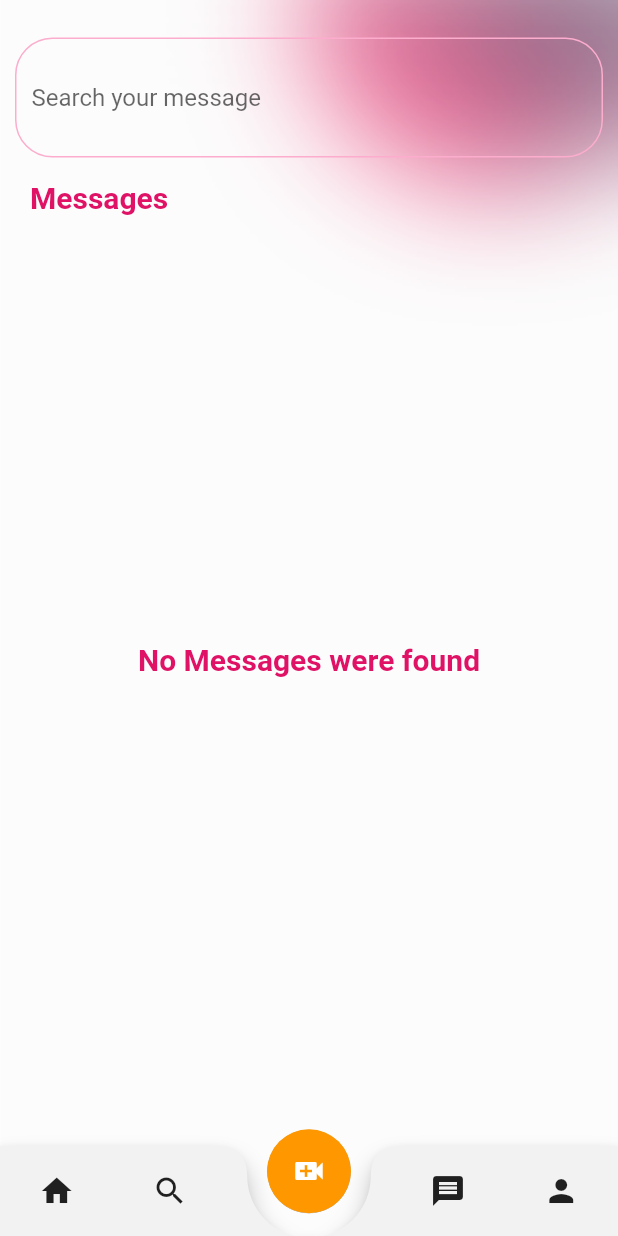
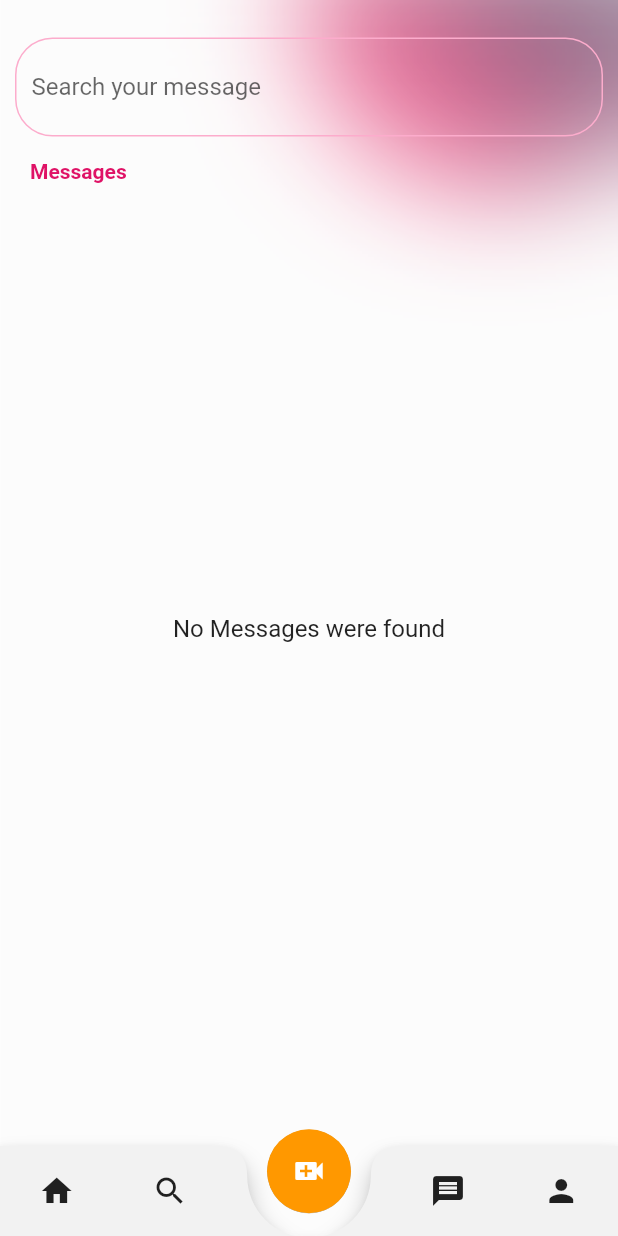
Before and after one commit to bgwissam/v4-Rill-App-Live-FB, a Flutter app: the screen it shows once a user with an empty profile is signed in, item 3 of the bottom bar chosen, on a phone screen of 412 x 824 dp. Run offline on Flutter 3.47's test engine with Material 2 defaults, Android fonts, the phone set to English and light mode, and no system bars; our stand-ins replace better_player, cached_network_image, camera, chewie, cloud_firestore, device_info and 9 more; missing offline and left inert: agora_rtc_engine, agora_rtm, video_compress, video_thumbnail; accounts and stored records are empty; Roboto replaces fonts that are missing (Montserrat-SB, OpenSans, Poppins).

Commit message:
fonts updated

```diff
--- a/lib/screens/main_screen.dart
+++ b/lib/screens/main_screen.dart
@@ -141,22 +141,27 @@ class _MainScreenState extends State<MainScreen>
                     color: Color(0xffdf1266),
                   ),
                   accountName: Text(
-                      '${userProvider.firstName} ${userProvider.lastName}'),
-                  accountEmail: Text('${userProvider.emailAddress}'),
+                      '${userProvider.firstName} ${userProvider.lastName}',
+                      style: textStyle_12),
+                  accountEmail:
+                      Text('${userProvider.emailAddress}', style: textStyle_12),
                 ),
                 ListTile(
-                  title: Text('Analytics', style: textStyle_1),
+                  title: Text('Analytics',
+                      style: Theme.of(context).textTheme.headline6),
                   onTap: () async {},
                   trailing:
                       const Icon(Icons.analytics, color: Color(0xffdf1266)),
                 ),
                 ListTile(
-                  title: Text('Privacy', style: textStyle_1),
+                  title: Text('Privacy',
+                      style: Theme.of(context).textTheme.headline6),
                   onTap: () async {},
                   trailing: Icon(Icons.privacy_tip, color: Color(0xffdf1266)),
                 ),
                 ListTile(
-                  title: Text('Settings', style: textStyle_1),
+                  title: Text('Settings',
+                      style: Theme.of(context).textTheme.headline6),
                   trailing: Icon(Icons.security, color: Color(0xffdf1266)),
                   onTap: () async {
                     await Navigator.push(
@@ -170,7 +175,8 @@ class _MainScreenState extends State<MainScreen>
                   },
                 ),
                 ListTile(
-                  title: Text('Security', style: textStyle_1),
+                  title: Text('Security',
+                      style: Theme.of(context).textTheme.headline6),
                   trailing: Icon(Icons.security, color: Color(0xffdf1266)),
                   onTap: () async {
                     await Navigator.push(
@@ -184,18 +190,21 @@ class _MainScreenState extends State<MainScreen>
                   },
                 ),
                 ListTile(
-                  title: Text('Payment', style: textStyle_1),
+                  title: Text('Payment',
+                      style: Theme.of(context).textTheme.headline6),
                   onTap: () async {},
                   trailing: Icon(Icons.payment, color: Color(0xffdf1266)),
                 ),
                 ListTile(
-                  title: Text('Ads', style: textStyle_1),
+                  title:
+                      Text('Ads', style: Theme.of(context).textTheme.headline6),
                   onTap: () async {},
                   trailing: Icon(Icons.ad_units, color: Color(0xffdf1266)),
                 ),
                 Divider(),
                 ListTile(
-                  title: Text('Sign Out', style: textStyle_1),
+                  title: Text('Sign Out',
+                      style: Theme.of(context).textTheme.headline6),
                   trailing: Icon(Icons.logout, color: Color(0xffdf1266)),
                   onTap: () async {
                     await as.signOut();
@@ -287,8 +296,8 @@ class _MainScreenState extends State<MainScreen>
             mainAxisAlignment: MainAxisAlignment.start,
             crossAxisAlignment: CrossAxisAlignment.start,
             children: [
-              Text('Latest', style: textStyle_1),
-              Text('Live Stream', style: textStyle_1)
+              Text('Latest', style: Theme.of(context).textTheme.headline6),
+              Text('Live Stream', style: Theme.of(context).textTheme.headline6)
             ],
           ),
         ),
@@ -385,7 +394,7 @@ class _MainScreenState extends State<MainScreen>
                                             padding: EdgeInsets.symmetric(
                                                 horizontal: 15, vertical: 5),
                                             child: Text('Live...',
-                                                style: textStyle_1),
+                                                style: textStyle_12),
                                           ),
                                         ),
                                       ),
@@ -408,7 +417,7 @@ class _MainScreenState extends State<MainScreen>
                         });
                   })
               : Center(
-                  child: Text('No Streams available'),
+                  child: Text('No Streams available', style: textStyle_12),
                 ),
         ),
         //end of live streaming section view
@@ -419,6 +428,8 @@ class _MainScreenState extends State<MainScreen>
             controller: _tabController,
             labelColor: color_4,
             unselectedLabelColor: color_12,
+            unselectedLabelStyle: Theme.of(context).textTheme.headline6,
+            labelStyle: Theme.of(context).textTheme.headline6,
             isScrollable: true,
             indicator: const UnderlineTabIndicator(
                 insets: EdgeInsets.only(left: 0, right: 0, bottom: 4)),
@@ -557,7 +568,10 @@ class _MainScreenState extends State<MainScreen>
         Positioned.fill(
           child: Opacity(
             opacity: 0.3,
-            child: Text('Live'),
+            child: Text(
+              'Live',
+              style: textStyle_12,
+            ),
           ),
         ),
       ],
@@ -1221,9 +1235,10 @@ class _MainScreenState extends State<MainScreen>
               );
             }
           } else {
-            return const SizedBox(
+            return SizedBox(
                 child: Center(
-              child: Text('You have not subscribed to any channel'),
+              child: Text('You have not subscribed to any channel',
+                  style: textStyle_12),
             ));
           }
         });
--- a/lib/screens/message_screen.dart
+++ b/lib/screens/message_screen.dart
@@ -30,7 +30,8 @@ class _MessagesScreenState extends State<MessagesScreen> {
                     Padding(
                       padding: const EdgeInsets.symmetric(
                           horizontal: 10, vertical: 15),
-                      child: Text('Messages', style: textStyle_3),
+                      child: Text('Messages',
+                          style: Theme.of(context).textTheme.headline6),
                     ),
                     //Build messages List
                     _messageList(_size),
@@ -58,7 +59,7 @@ class _MessagesScreenState extends State<MessagesScreen> {
   //Search Box
   Widget _searchBox() {
     return Container(
-      padding: EdgeInsets.symmetric(horizontal: 10, vertical: 15),
+      padding: EdgeInsets.symmetric(horizontal: 10, vertical: 8),
       decoration: BoxDecoration(
           borderRadius: BorderRadius.circular(25),
           border: Border.all(color: color_7)),
@@ -96,7 +97,7 @@ class _MessagesScreenState extends State<MessagesScreen> {
           : Center(
               child: Text(
                 'No Messages were found',
-                style: textStyle_3,
+                style: textStyle_13,
               ),
             ),
     );
--- a/lib/shared/color_styles.dart
+++ b/lib/shared/color_styles.dart
@@ -88,6 +88,20 @@ var textStyle_11 = TextStyle(
     fontStyle: FontStyle.italic,
     fontSize: 13);
 
+var textStyle_12 = const TextStyle(
+  fontFamily: 'OpenSans',
+  fontSize: 17,
+);
+
+var textStyle_13 = const TextStyle(fontSize: 16, fontFamily: "OpenSans");
+
+var textStyle_14 = const TextStyle(
+  fontSize: 15,
+  fontWeight: FontWeight.bold,
+  fontFamily: "Poppins",
+  color: Colors.white,
+);
+
 var heading_1 = TextStyle(
     color: color_4,
     fontFamily: 'Montserrat-B',
```
Also changed, not shown: lib/screens/search_screen.dart (+9 -5 lines), assets/fonts/OpenSans-Bold.ttf (added), assets/fonts/OpenSans-BoldItalic.ttf (added), assets/fonts/OpenSans-Italic.ttf (added), assets/fonts/OpenSans-Regular.ttf (added), assets/fonts/OpenSans-SemiBold.ttf (added), assets/fonts/Poppins-Bold.ttf (added), 1 other file.
